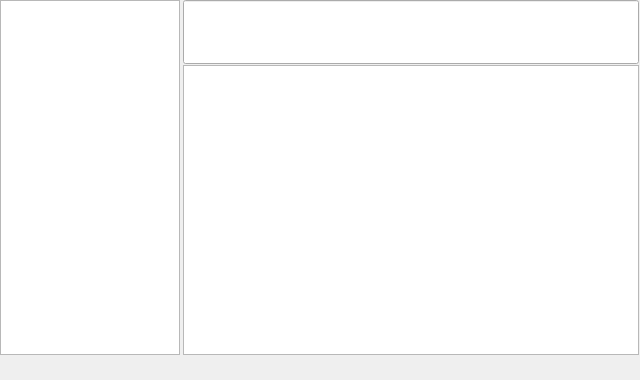
berndhs/notably, file ui/mainwin.ui: the form before one commit.
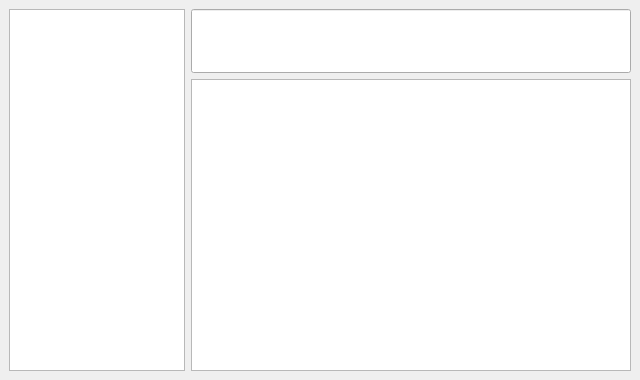
The form after the commit. Icons and pictures are not drawn. Custom widgets are drawn as their Qt base class.

Commit message: finally figured out that the "stretch factor" is a priority, not a multiplacitve factor

Patch:
```diff
--- a/ui/mainwin.ui
+++ b/ui/mainwin.ui
@@ -18,27 +18,20 @@
     <normaloff>:/img/nb.png</normaloff>:/img/nb.png</iconset>
   </property>
   <widget class="QWidget" name="centralwidget">
-   <widget class="nota::EditBox" name="editBox">
-    <property name="geometry">
-     <rect>
-      <x>183</x>
-      <y>65</y>
-      <width>456</width>
-      <height>290</height>
-     </rect>
-    </property>
-    <property name="textInteractionFlags">
-     <set>Qt::LinksAccessibleByKeyboard|Qt::LinksAccessibleByMouse|Qt::TextBrowserInteraction|Qt::TextEditable|Qt::TextEditorInteraction|Qt::TextSelectableByKeyboard|Qt::TextSelectableByMouse</set>
-    </property>
-   </widget>
+   <property name="sizePolicy">
+    <sizepolicy hsizetype="Preferred" vsizetype="Preferred">
+     <horstretch>0</horstretch>
+     <verstretch>0</verstretch>
+    </sizepolicy>
+   </property>
+   <layout class="QGridLayout" name="gridLayout">
+    <item row="0" column="0" rowspan="2">
    <widget class="QListWidget" name="notesIndex">
-    <property name="geometry">
-     <rect>
-      <x>0</x>
-      <y>0</y>
-      <width>180</width>
-      <height>355</height>
-     </rect>
+      <property name="sizePolicy">
+       <sizepolicy hsizetype="Expanding" vsizetype="Expanding">
+        <horstretch>2</horstretch>
+        <verstretch>0</verstretch>
+       </sizepolicy>
     </property>
     <property name="dragDropMode">
      <enum>QAbstractItemView::NoDragDrop</enum>
@@ -50,14 +43,14 @@
      <bool>true</bool>
     </property>
    </widget>
+    </item>
+    <item row="0" column="1">
    <widget class="QLineEdit" name="noteName">
-    <property name="geometry">
-     <rect>
-      <x>183</x>
-      <y>0</y>
-      <width>456</width>
-      <height>64</height>
-     </rect>
+      <property name="sizePolicy">
+       <sizepolicy hsizetype="Expanding" vsizetype="Fixed">
+        <horstretch>5</horstretch>
+        <verstretch>0</verstretch>
+       </sizepolicy>
     </property>
     <property name="minimumSize">
      <size>
@@ -69,6 +62,21 @@
      <bool>true</bool>
     </property>
    </widget>
+    </item>
+    <item row="1" column="1">
+     <widget class="nota::EditBox" name="editBox">
+      <property name="sizePolicy">
+       <sizepolicy hsizetype="Expanding" vsizetype="Expanding">
+        <horstretch>5</horstretch>
+        <verstretch>0</verstretch>
+       </sizepolicy>
+      </property>
+      <property name="textInteractionFlags">
+       <set>Qt::LinksAccessibleByKeyboard|Qt::LinksAccessibleByMouse|Qt::TextBrowserInteraction|Qt::TextEditable|Qt::TextEditorInteraction|Qt::TextSelectableByKeyboard|Qt::TextSelectableByMouse</set>
+      </property>
+     </widget>
+    </item>
+   </layout>
   </widget>
   <widget class="QMenuBar" name="menubar">
    <property name="geometry">
```
Left out of the diff: 2 changed lines with no effect on the pictures. Lines whose indentation alone changed are shown as unchanged.
